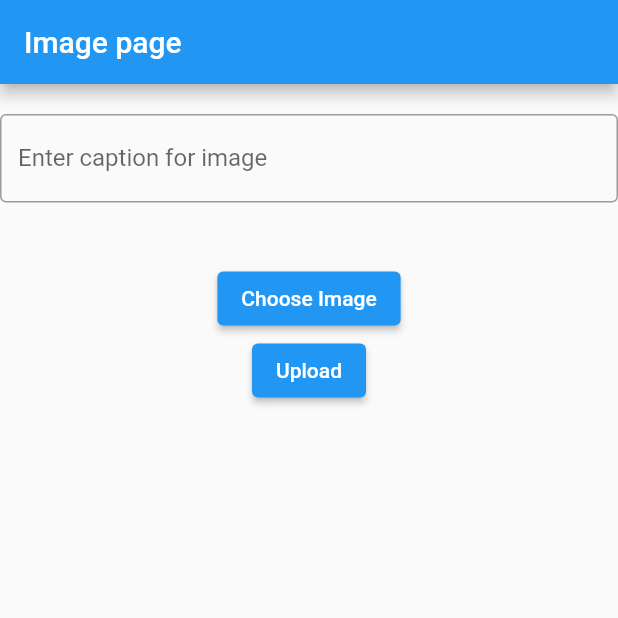
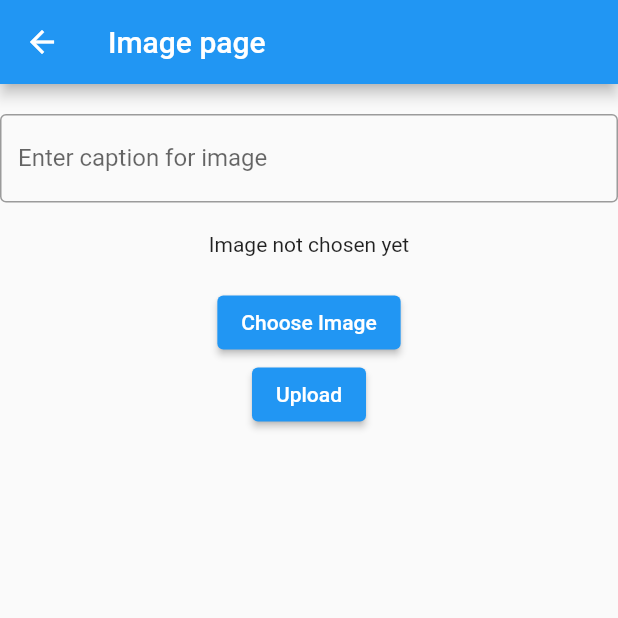
Before and after one commit to thesuman74/Voter, a Flutter app: the ImageInsert screen opened directly, after a tap on "Choose Image", on a phone screen of 412 x 824 dp, the top half of it. Run offline on Flutter 3.47's test engine with Material 2 defaults, Android fonts, the phone set to English and light mode, and no system bars; our stand-ins replace image_picker; missing offline and left inert: flutter_barcode_scanner.

Commit message:
image upload into database  sucessful

```diff
--- a/lib/ImagePage.dart
+++ b/lib/ImagePage.dart
@@ -1,5 +1,10 @@
+import 'dart:convert';
+import 'dart:io';
+// Add this import for Size class
 import 'package:flutter/material.dart';
-import 'dart:io';
+import 'package:image_picker/image_picker.dart';
+import 'package:http/http.dart' as http;
+
 
 class ImageInsert extends StatefulWidget {
   const ImageInsert({Key? key}) : super(key: key);
@@ -9,9 +14,50 @@
 }
 
 class _ImageInsertState extends State<ImageInsert> {
-  TextEditingController caption =
-      TextEditingController(); // Add a TextEditingController
-  late String imagePath; // Define a variable to store the image path
+  TextEditingController caption = TextEditingController();
+  File? imagepath;
+  String? imagename;
+  String? imagedata;
+  ImagePicker imagePicker = ImagePicker();
+  final double maxWidth = 300.0; // Define maximum image width
+  final double maxHeight = 300.0; // Define maximum image height
+
+  Future<void> uploadimage() async {
+    try {
+      String uri = "http://10.0.2.2/practice_api/imageupload.php";
+      var res = await http.post(Uri.parse(uri), body: {
+        "caption": caption.text,
+        "data": imagedata,
+        "name": imagename
+      });
+
+      print("Response: ${res.body}"); // Print the response for debugging
+
+      var response = jsonDecode(res.body);
+
+      if (response["success"] == "true") {
+        print("uploaded successfully");
+      } else {
+        print("error while uploading");
+      }
+    } catch (e) {
+      // Handle network-related errors
+      print("Network error: $e");
+    }
+  }
+
+  Future<void> getImage() async {
+    var getimage = await imagePicker.pickImage(source: ImageSource.gallery);
+
+    setState(() {
+      imagepath = File(getimage!.path);
+      imagename = getimage.path.split('/').last;
+      imagedata = base64Encode(imagepath!.readAsBytesSync());
+      print("Caption: ${caption.text}");
+      print("ImageData: $imagedata");
+      print("ImageName: $imagename");
+    });
+  }
 
   @override
   Widget build(BuildContext context) {
@@ -26,25 +72,38 @@
             controller: caption,
             decoration: const InputDecoration(
               border: OutlineInputBorder(),
-              labelText:
-                  "Enter caption for image", // Use 'labelText' for label text
+              labelText: "Enter caption for image",
             ),
           ),
           const SizedBox(height: 20),
-          // Display the image if 'imagePath' is not null
-          // if (imagePath != null)
-          // Image.file(
-          //   File(imagePath), // Use 'File' from 'dart:io' to create an image file
-          //   width: 200,
-          //   height: 200,
-          // ),
+          imagepath != null
+              ? ConstrainedBox(
+                  constraints: BoxConstraints(
+                    maxWidth: maxWidth,
+                    maxHeight: maxHeight,
+                  ),
+                  child: Image.file(
+                    imagepath!,
+                    fit: BoxFit
+                        .contain, // Use BoxFit to fit the image within constraints
+                  ),
+                )
+              : Text('Image not chosen yet'),
           const SizedBox(height: 20),
           ElevatedButton(
-            onPressed: () {},
+            onPressed: () {
+              getImage();
+            },
             child: const Text("Choose Image"),
           ),
           ElevatedButton(
-            onPressed: () {},
+            onPressed: () {
+              if (imagepath != null) {
+                uploadimage();
+              } else {
+                print('Please choose an image first');
+              }
+            },
             child: const Text("Upload"),
           ),
         ],
--- a/lib/main.dart
+++ b/lib/main.dart
@@ -15,7 +15,7 @@
       theme: ThemeData(
         primaryColor: Colors.orangeAccent,
       ),
-      home: const ImageInsert(),
+      home: const Myform(),
     );
   }
 }
```
Also changed, not shown: lib/view_data.dart (line endings or trailing spaces).
